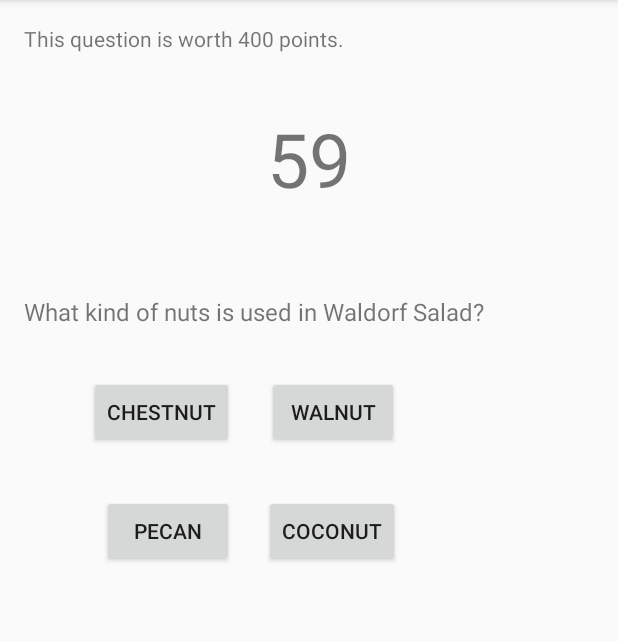
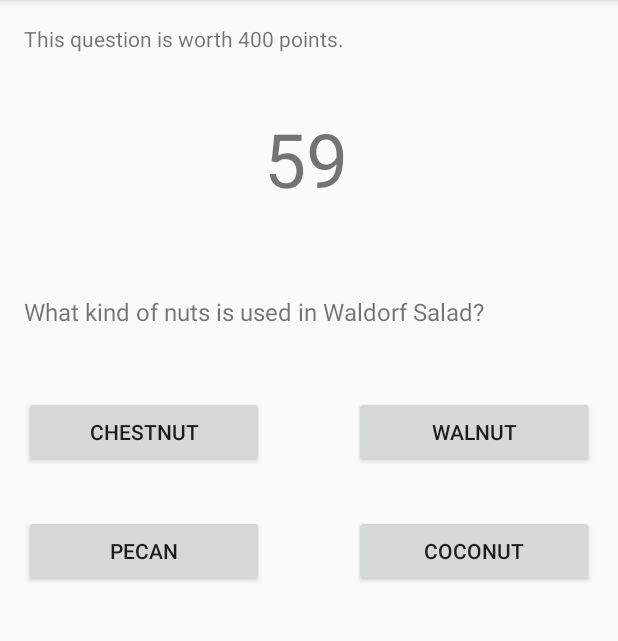
Before and after one commit to eerbil/QuickQuizGame, an Android app: the GameActivity screen opened directly, with no data from a screen before it, after a tap on "400", on a phone screen of 412 x 824 dp, the part 84-725 px from its top. Run offline under Robolectric (Android 15) with nearby library versions, the phone set to English and light mode, and no system bars.

Commit message:
button size stabilized, start over implemented

```diff
--- a/QuickQuizGame/QuickQuiz/app/src/main/java/com/example/eliferbil/quickquiz/GameActivity.java
+++ b/QuickQuizGame/QuickQuiz/app/src/main/java/com/example/eliferbil/quickquiz/GameActivity.java
@@ -8,6 +8,7 @@ import android.support.annotation.IdRes;
 import android.support.v7.app.AppCompatActivity;
 import android.view.View;
 import android.widget.Button;
+import android.widget.EditText;
 
 import java.util.List;
 
@@ -110,4 +111,9 @@ public class GameActivity extends AppCompatActivity {
             return questionsFromCategory;
         }
     }
+
+    public void onBackClick(View v) {
+        Intent backActivity = new Intent(this, UsernameActivity.class);
+        startActivity(backActivity);
+    }
 }
--- a/QuickQuizGame/QuickQuiz/app/src/main/java/com/example/eliferbil/quickquiz/UsernameActivity.java
+++ b/QuickQuizGame/QuickQuiz/app/src/main/java/com/example/eliferbil/quickquiz/UsernameActivity.java
@@ -15,7 +15,7 @@ public class UsernameActivity extends AppCompatActivity implements View.OnClickL
         super.onCreate(savedInstanceState);
         setContentView(R.layout.activity_username);
         listenClickFor(R.id.start);
-
+        Game.getInstance().setUser(new User(""));
     }
 
     protected void listenClickFor(int... ids) {
@@ -31,10 +31,8 @@ public class UsernameActivity extends AppCompatActivity implements View.OnClickL
 
                 EditText usernameField = (EditText) findViewById(R.id.username);
                 Game.getInstance().setUser(new User(usernameField.getText().toString()));
-
                 Intent nextActivity = new Intent(this, GameActivity.class);
                 startActivity(nextActivity);
-
                 break;
             default:
                 break;
--- a/QuickQuizGame/QuickQuiz/app/src/main/res/layout/activity_question.xml
+++ b/QuickQuizGame/QuickQuiz/app/src/main/res/layout/activity_question.xml
@@ -23,7 +23,7 @@
 
     <TextView
         android:text="60"
-        android:layout_width="wrap_content"
+        android:layout_width="60dp"
         android:layout_height="wrap_content"
         android:layout_marginTop="56dp"
         android:id="@+id/timer"
@@ -41,20 +41,8 @@
         android:id="@+id/points" />
 
     <Button
-        android:text="Hadrian"
-        android:layout_width="wrap_content"
-        android:layout_height="wrap_content"
-        android:layout_marginTop="32dp"
-        android:id="@+id/answer1"
-        android:layout_marginLeft="43dp"
-        android:layout_marginStart="43dp"
-        android:layout_below="@+id/question"
-        android:layout_alignParentLeft="true"
-        android:layout_alignParentStart="true" />
-
-    <Button
         android:text="Nero"
-        android:layout_width="wrap_content"
+        android:layout_width="200dp"
         android:layout_height="wrap_content"
         android:layout_below="@+id/answer1"
         android:layout_alignRight="@+id/answer1"
@@ -64,23 +52,30 @@
 
     <Button
         android:text="Marcus Antonius"
-        android:layout_width="wrap_content"
+        android:layout_width="200dp"
         android:layout_height="wrap_content"
         android:id="@+id/answer4"
-        android:layout_alignBaseline="@+id/answer3"
         android:layout_alignBottom="@+id/answer3"
-        android:layout_toRightOf="@+id/answer3"
-        android:layout_toEndOf="@+id/answer3"
-        android:layout_marginLeft="20dp"
-        android:layout_marginStart="20dp" />
+        android:layout_alignLeft="@+id/answer2"
+        android:layout_alignStart="@+id/answer2" />
 
     <Button
         android:text="Juilus Caesar"
-        android:layout_width="wrap_content"
+        android:layout_width="200dp"
         android:layout_height="wrap_content"
         android:id="@+id/answer2"
-        android:layout_alignBaseline="@+id/answer1"
-        android:layout_alignBottom="@+id/answer1"
-        android:layout_alignLeft="@+id/timer"
-        android:layout_alignStart="@+id/timer" />
+        android:layout_above="@+id/answer3"
+        android:layout_toEndOf="@+id/timer"
+        android:layout_toRightOf="@+id/timer" />
+
+    <Button
+        android:text="Hadrian"
+        android:layout_width="200dp"
+        android:layout_height="wrap_content"
+        android:layout_marginTop="45dp"
+        android:id="@+id/answer1"
+        android:layout_below="@+id/question"
+        android:layout_alignParentLeft="true"
+        android:layout_alignParentStart="true"
+        android:layout_toStartOf="@+id/timer" />
 </RelativeLayout>
--- a/QuickQuizGame/QuickQuiz/app/src/main/res/layout/activity_score.xml
+++ b/QuickQuizGame/QuickQuiz/app/src/main/res/layout/activity_score.xml
@@ -28,7 +28,8 @@
         android:layout_centerHorizontal="true"
         android:layout_marginTop="44dp"
         android:id="@+id/startOver"
-        android:textSize="24sp" />
+        android:textSize="24sp"
+        android:onClick="onBackClick"/>
 
     <TextView
         android:text="You have successfully finished the game!"
```
Also changed, not shown: QuickQuizGame/QuickQuiz/app/src/main/java/com/example/eliferbil/quickquiz/ScoreActivity.java (+7 -0 lines), QuickQuizGame/QuickQuiz/app/src/main/res/layout/activity_game.xml (+11 -10 lines).
